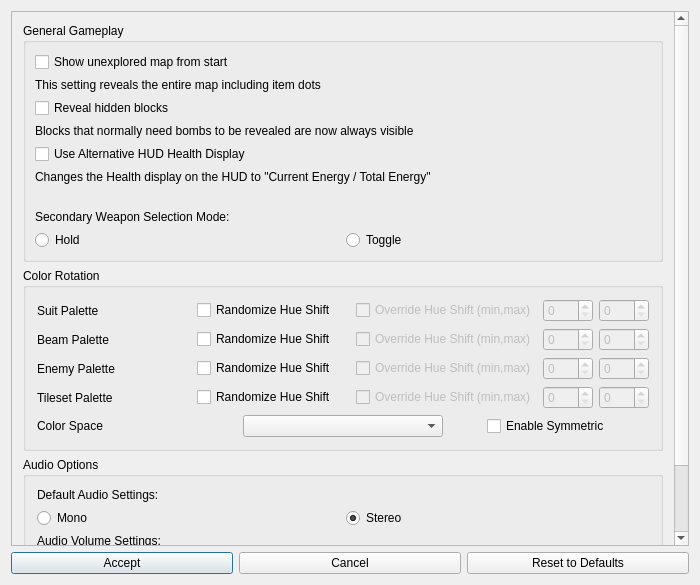
First picture: the form in randovania/games/fusion/gui/ui_files/fusion_cosmetic_patches_dialog.ui, repository randovania/randovania, before the edit.
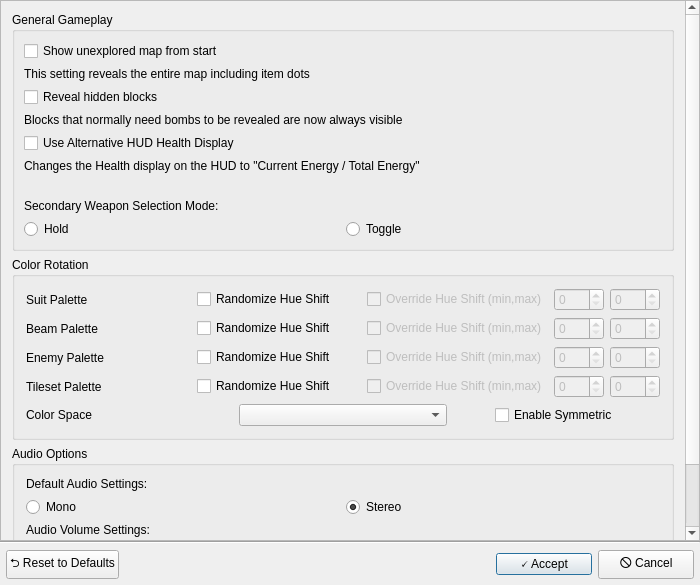
Second picture: the form after the edit.

Commit message: GUI: improve footer of cosmetic dialogs

```diff
--- a/randovania/games/fusion/gui/ui_files/fusion_cosmetic_patches_dialog.ui
+++ b/randovania/games/fusion/gui/ui_files/fusion_cosmetic_patches_dialog.ui
@@ -13,32 +13,23 @@
   <property name="windowTitle">
    <string>Metroid Fusion - Cosmetic Options</string>
   </property>
-  <layout class="QGridLayout" name="gridLayout">
-   <item row="3" column="2">
-    <widget class="QPushButton" name="reset_button">
-     <property name="text">
-      <string>Reset to Defaults</string>
-     </property>
-    </widget>
-   </item>
-   <item row="3" column="1">
-    <widget class="QPushButton" name="cancel_button">
-     <property name="text">
-      <string>Cancel</string>
-     </property>
-    </widget>
-   </item>
-   <item row="3" column="0">
-    <widget class="QPushButton" name="accept_button">
-     <property name="text">
-      <string>Accept</string>
-     </property>
-     <property name="default">
-      <bool>true</bool>
-     </property>
-    </widget>
-   </item>
-   <item row="1" column="0" colspan="3">
+  <layout class="QVBoxLayout" name="verticalLayout_3">
+   <property name="spacing">
+    <number>0</number>
+   </property>
+   <property name="leftMargin">
+    <number>0</number>
+   </property>
+   <property name="topMargin">
+    <number>0</number>
+   </property>
+   <property name="rightMargin">
+    <number>0</number>
+   </property>
+   <property name="bottomMargin">
+    <number>0</number>
+   </property>
+   <item>
     <widget class="QScrollArea" name="scrollArea">
      <property name="widgetResizable">
       <bool>true</bool>
@@ -48,7 +39,7 @@
        <rect>
         <x>0</x>
         <y>0</y>
-        <width>666</width>
+        <width>684</width>
         <height>708</height>
        </rect>
       </property>
@@ -613,6 +604,84 @@
      </widget>
     </widget>
    </item>
+   <item>
+    <widget class="Line" name="line">
+     <property name="orientation">
+      <enum>Qt::Orientation::Horizontal</enum>
+     </property>
+    </widget>
+   </item>
+   <item>
+    <layout class="QHBoxLayout" name="footer_layout">
+     <property name="leftMargin">
+      <number>6</number>
+     </property>
+     <property name="topMargin">
+      <number>6</number>
+     </property>
+     <property name="rightMargin">
+      <number>6</number>
+     </property>
+     <property name="bottomMargin">
+      <number>6</number>
+     </property>
+     <item>
+      <widget class="QPushButton" name="reset_button">
+       <property name="text">
+        <string notr="true">⮌ Reset to Defaults</string>
+       </property>
+      </widget>
+     </item>
+     <item>
+      <spacer name="horizontalSpacer_2">
+       <property name="orientation">
+        <enum>Qt::Orientation::Horizontal</enum>
+       </property>
+       <property name="sizeHint" stdset="0">
+        <size>
+         <width>40</width>
+         <height>20</height>
+        </size>
+       </property>
+      </spacer>
+     </item>
+     <item>
+      <widget class="QPushButton" name="accept_button">
+       <property name="sizePolicy">
+        <sizepolicy hsizetype="Minimum" vsizetype="Fixed">
+         <horstretch>0</horstretch>
+         <verstretch>0</verstretch>
+        </sizepolicy>
+       </property>
+       <property name="minimumSize">
+        <size>
+         <width>96</width>
+         <height>0</height>
+        </size>
+       </property>
+       <property name="text">
+        <string notr="true">🗸 Accept</string>
+       </property>
+       <property name="default">
+        <bool>true</bool>
+       </property>
+      </widget>
+     </item>
+     <item>
+      <widget class="QPushButton" name="cancel_button">
+       <property name="minimumSize">
+        <size>
+         <width>96</width>
+         <height>0</height>
+        </size>
+       </property>
+       <property name="text">
+        <string notr="true">🛇 Cancel</string>
+       </property>
+      </widget>
+     </item>
+    </layout>
+   </item>
   </layout>
  </widget>
  <layoutdefault spacing="6" margin="11"/>
```
The commit also changes 22 other files.
